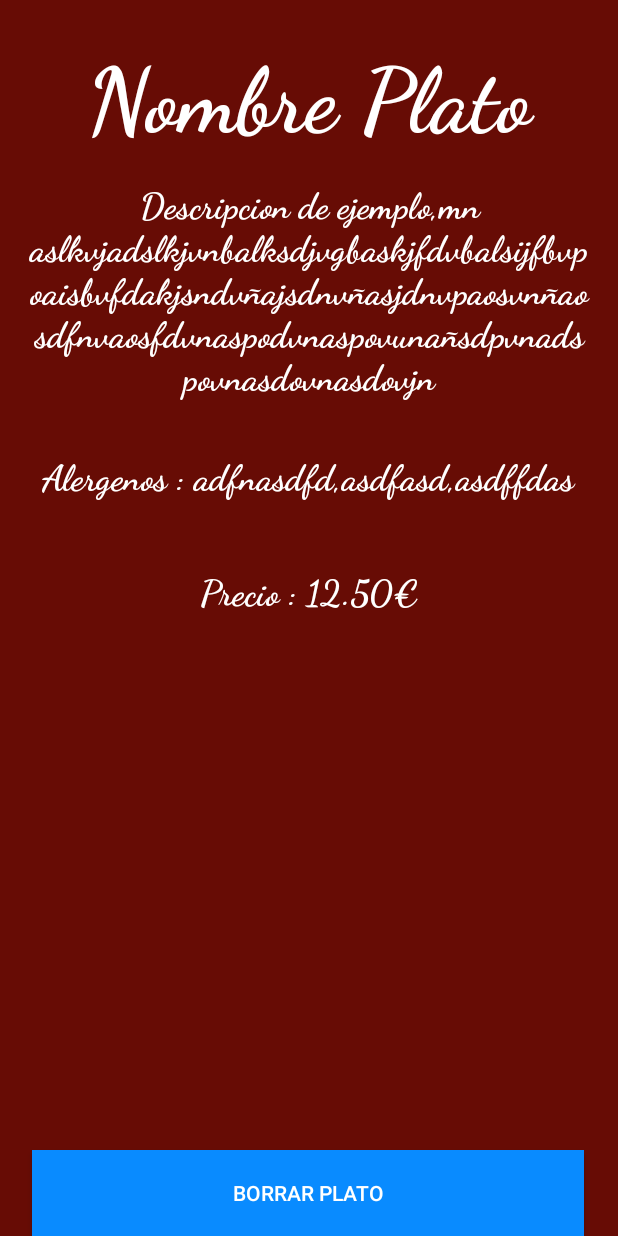
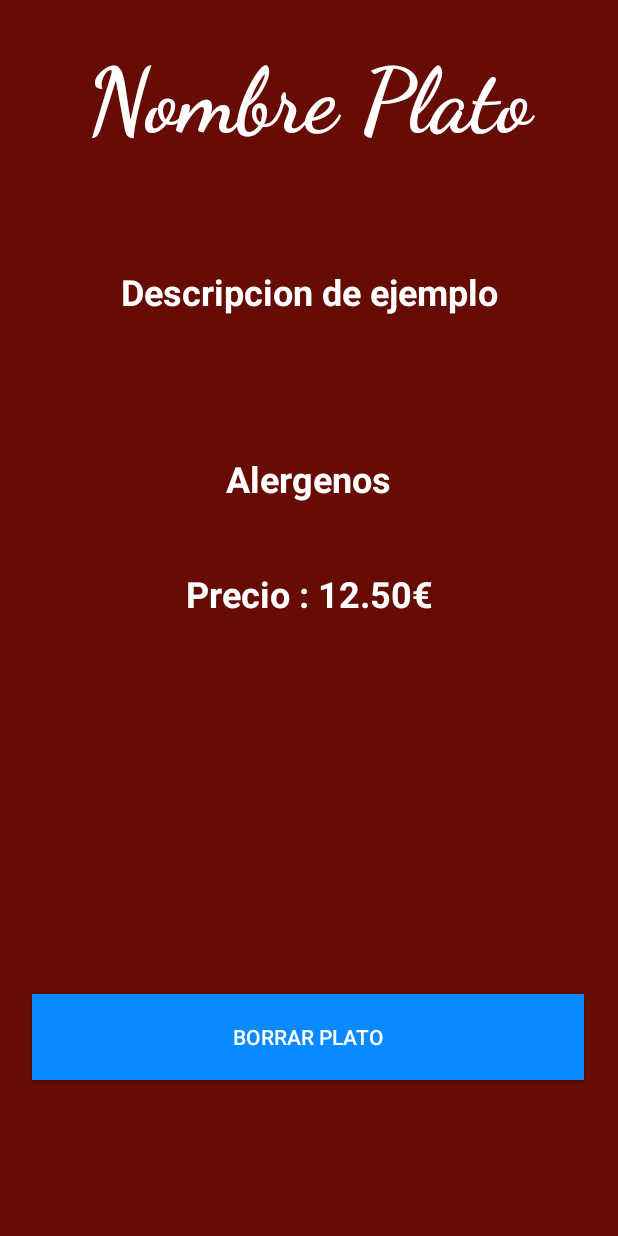
Before and after one commit to P4Bs/BooKy, an Android app: the PlatoAdminActivity screen opened directly, with no data from a screen before it, on a phone screen of 412 x 824 dp. Run offline under Robolectric (Android 15) with nearby library versions, the phone set to English and light mode, and no system bars.

```diff
--- a/BooKy/app/src/main/java/com/example/booky/PerfilUsuarioActivity.java
+++ b/BooKy/app/src/main/java/com/example/booky/PerfilUsuarioActivity.java
@@ -34,6 +34,7 @@ public class PerfilUsuarioActivity extends AppCompatActivity {
         Intent intent = getIntent();
         emailUsuario = intent.getStringExtra("USUARIO_EMAIL");
 
+        Toast.makeText(getApplicationContext(), emailUsuario, Toast.LENGTH_SHORT).show();
         DatabaseHelper baseDeDatos = new DatabaseHelper(PerfilUsuarioActivity.this);
 
         Cursor datosUsuario = baseDeDatos.getDatosUsuario(emailUsuario);
--- a/BooKy/app/src/main/java/com/example/booky/RegistrarseActivity.java
+++ b/BooKy/app/src/main/java/com/example/booky/RegistrarseActivity.java
@@ -74,7 +74,7 @@ public class RegistrarseActivity extends AppCompatActivity {
     }
 
     private void lanzaActivity(Intent intent, String emailUsuario){
-        intent.putExtra("Usuario_Email", emailUsuario);
+        intent.putExtra("USUARIO_EMAIL", emailUsuario);
         startActivity(intent);
     }
 }
--- a/BooKy/app/src/main/res/layout/activity_plato_admin.xml
+++ b/BooKy/app/src/main/res/layout/activity_plato_admin.xml
@@ -8,6 +8,7 @@
     tools:context=".PlatoAdminActivity">
 
     <ListView
+        android:id="@+id/comentarios"
         android:layout_width="369dp"
         android:layout_height="182dp"
         android:layout_marginTop="16dp"
@@ -21,7 +22,7 @@
         android:layout_width="369dp"
         android:layout_height="50dp"
         android:layout_marginTop="12dp"
-        android:fontFamily="cursive"
+        android:fontFamily="sans-serif"
         android:gravity="center"
         android:text="Precio : 12.50€"
         android:textAllCaps="false"
@@ -37,9 +38,9 @@
         android:layout_width="362dp"
         android:layout_height="79dp"
         android:layout_marginTop="8dp"
-        android:fontFamily="cursive"
+        android:fontFamily="sans-serif"
         android:gravity="center"
-        android:text="Alergenos : adfnasdfd,asdfasd,asdffdas"
+        android:text="Alergenos"
         android:textAllCaps="false"
         android:textColor="#FFFFFF"
         android:textSize="24sp"
@@ -54,9 +55,9 @@
         android:layout_width="374dp"
         android:layout_height="153dp"
         android:layout_marginTop="8dp"
-        android:fontFamily="cursive"
+        android:fontFamily="sans-serif"
         android:gravity="center"
-        android:text="Descripcion de ejemplo,mn aslkvjadslkjvnbalksdjvgbaskjfdvbalsijfbvpoaisbvfdakjsndvñajsdnvñasjdnvpaosvnñaosdfnvaosfdvnaspodvnaspovunañsdpvnadspovnasdovnasdovjn"
+        android:text="Descripcion de ejemplo"
         android:textAllCaps="false"
         android:textColor="#FFFFFF"
         android:textSize="24sp"
@@ -86,11 +87,12 @@
         android:id="@+id/button"
         android:layout_width="368dp"
         android:layout_height="57dp"
+        android:layout_marginBottom="104dp"
         android:background="#098BFF"
         android:text="Borrar Plato"
         app:layout_constraintBottom_toBottomOf="parent"
         app:layout_constraintEnd_toEndOf="parent"
-        app:layout_constraintHorizontal_bias="0.488"
+        app:layout_constraintHorizontal_bias="0.48"
         app:layout_constraintStart_toStartOf="parent"
         app:layout_constraintTop_toBottomOf="@+id/_dynamic"
         app:layout_constraintVertical_bias="0.357" />
--- a/BooKy/app/src/main/res/layout/activity_plato_usuario.xml
+++ b/BooKy/app/src/main/res/layout/activity_plato_usuario.xml
@@ -31,7 +31,7 @@
         android:layout_marginTop="12dp"
         android:fontFamily="sans-serif"
         android:gravity="center"
-        android:text="Alergenos : adfnasdfd,asdfasd,asdffdas"
+        android:text="Alergenos"
         android:textAllCaps="false"
         android:textColor="#FFFFFF"
         android:textSize="24sp"
```
